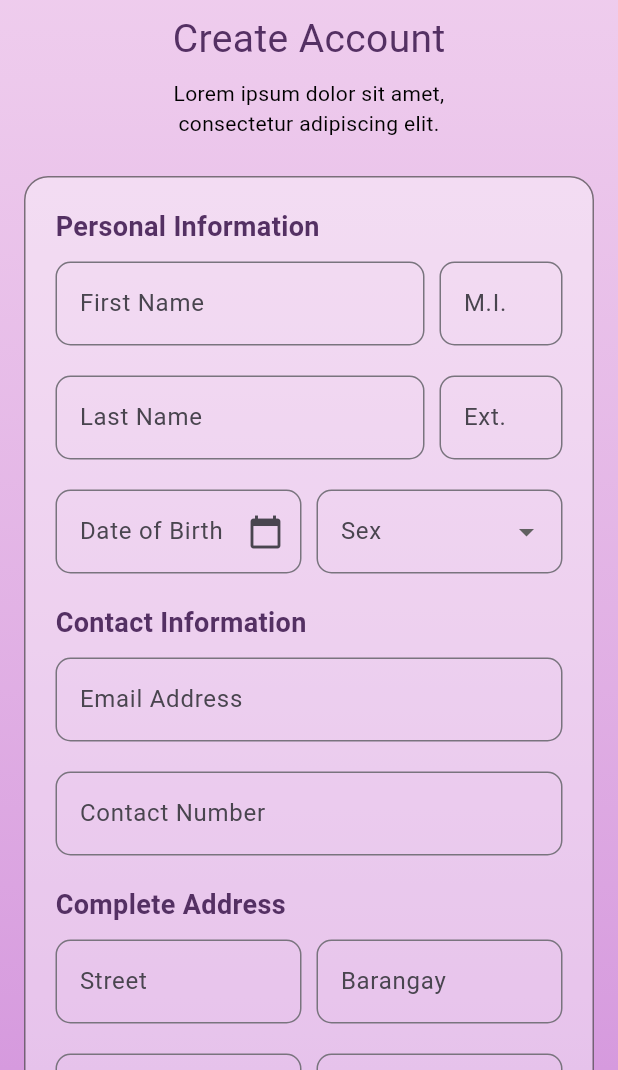
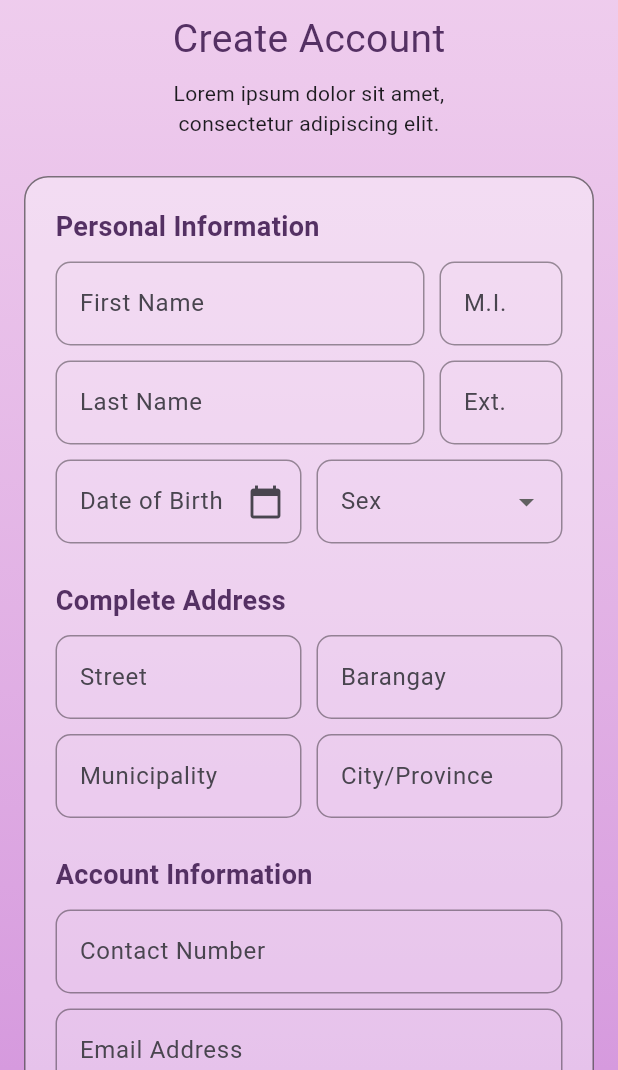
Before and after one commit to mmjcb/appdev_finalproject, a Flutter app: the Register screen opened directly, on a phone screen of 412 x 824 dp, the part 166-1236 px from its top. Run offline on Flutter 3.47's test engine with Material 3 defaults, Android fonts, the phone set to English and light mode, and no system bars; our stand-ins replace cloud_firestore, firebase_auth, firebase_core, google_fonts; accounts and stored records are empty; Roboto replaces fonts that are missing (Audiowide).

Commit message:
db-setup

```diff
--- a/lib/register.dart
+++ b/lib/register.dart
@@ -1,7 +1,10 @@
 import 'package:flutter/material.dart';
+import 'package:firebase_auth/firebase_auth.dart';
+import 'package:cloud_firestore/cloud_firestore.dart';
 import 'package:google_fonts/google_fonts.dart';
 import 'login.dart';
-import 'main.dart'; // ✅ Import MainPage for navigation after register
+
+final FirebaseAuth _auth = FirebaseAuth.instance;
 
 class Register extends StatefulWidget {
   const Register({super.key});
@@ -15,12 +18,16 @@ class _RegisterState extends State<Register> {
   final _lnameController = TextEditingController();
   final _midController = TextEditingController();
   final _extController = TextEditingController();
+
   final _emailController = TextEditingController();
+  final _passwordController = TextEditingController();
   final _contactNumController = TextEditingController();
+
   final _streetController = TextEditingController();
   final _barangayController = TextEditingController();
   final _municipalityController = TextEditingController();
   final _cityProController = TextEditingController();
+
   final _dobController = TextEditingController();
   String? _selectedSex;
 
@@ -31,6 +38,7 @@ class _RegisterState extends State<Register> {
     _midController.dispose();
     _extController.dispose();
     _emailController.dispose();
+    _passwordController.dispose();
     _contactNumController.dispose();
     _streetController.dispose();
     _barangayController.dispose();
@@ -38,6 +46,88 @@ class _RegisterState extends State<Register> {
     _cityProController.dispose();
     _dobController.dispose();
     super.dispose();
+  }
+
+  InputDecoration _thinBorderDecoration(String label) {
+    return InputDecoration(
+      labelText: label,
+      border: OutlineInputBorder(
+        borderRadius: BorderRadius.circular(10),
+        borderSide: const BorderSide(width: 1, color: Colors.black54),
+      ),
+      enabledBorder: OutlineInputBorder(
+        borderRadius: BorderRadius.circular(10),
+        borderSide: const BorderSide(width: 1, color: Colors.black38),
+      ),
+      focusedBorder: OutlineInputBorder(
+        borderRadius: BorderRadius.circular(10),
+        borderSide: const BorderSide(width: 1.5, color: Colors.purple),
+      ),
+    );
+  }
+
+  void _registerUser() async {
+    if (_fnameController.text.isEmpty ||
+        _lnameController.text.isEmpty ||
+        _midController.text.isEmpty ||
+        _emailController.text.isEmpty ||
+        _passwordController.text.isEmpty ||
+        _contactNumController.text.isEmpty ||
+        _dobController.text.isEmpty ||
+        _selectedSex == null ||
+        _streetController.text.isEmpty ||
+        _barangayController.text.isEmpty ||
+        _municipalityController.text.isEmpty ||
+        _cityProController.text.isEmpty) {
+      ScaffoldMessenger.of(context).showSnackBar(
+        const SnackBar(content: Text("Please fill all required fields")),
+      );
+      return;
+    }
+
+    try {
+      // Firebase Auth
+      UserCredential userCredential =
+          await _auth.createUserWithEmailAndPassword(
+        email: _emailController.text.trim(),
+        password: _passwordController.text.trim(),
+      );
+
+      // Firestore save
+      await FirebaseFirestore.instance
+          .collection('users')
+          .doc(userCredential.user!.uid)
+          .set({
+        'firstName': _fnameController.text,
+        'lastName': _lnameController.text,
+        'middleInitial': _midController.text,
+        'ext': _extController.text,
+        'email': _emailController.text,
+        'contact': _contactNumController.text,
+        'dob': _dobController.text,
+        'sex': _selectedSex,
+        'address': {
+          'street': _streetController.text,
+          'barangay': _barangayController.text,
+          'municipality': _municipalityController.text,
+          'cityProvince': _cityProController.text,
+        },
+        'createdAt': FieldValue.serverTimestamp(),
+      });
+
+      ScaffoldMessenger.of(context).showSnackBar(
+        const SnackBar(content: Text("Account created successfully!")),
+      );
+
+      Navigator.pushReplacement(
+        context,
+        MaterialPageRoute(builder: (context) => const Login()),
+      );
+    } on FirebaseAuthException catch (e) {
+      ScaffoldMessenger.of(context).showSnackBar(
+        SnackBar(content: Text(e.message ?? "Registration failed")),
+      );
+    }
   }
 
   @override
@@ -54,69 +144,57 @@ class _RegisterState extends State<Register> {
         child: Center(
           child: SingleChildScrollView(
             child: Column(
-              mainAxisAlignment: MainAxisAlignment.center,
               children: [
-                Padding(
-                  padding: const EdgeInsets.only(top: 30),
-                  child: Image.asset('assets/SkipQ-Logo.png', height: 80),
-                ),
+                const SizedBox(height: 30),
+                Image.asset('assets/SkipQ-Logo.png', height: 80),
                 const SizedBox(height: 8),
+
                 Text(
                   "Create Account",
                   style: GoogleFonts.audiowide(
                     fontSize: 26,
-                    fontWeight: FontWeight.normal,
-                    color: const Color(0xFF543063),
+                    color: Color(0xFF543063),
                   ),
                 ),
                 const SizedBox(height: 8),
                 const Text(
-                  "Lorem ipsum dolor sit amet, \nconsectetur adipiscing elit.",
-                  style: TextStyle(color: Colors.black),
+                  "Lorem ipsum dolor sit amet,\nconsectetur adipiscing elit.",
                   textAlign: TextAlign.center,
                 ),
                 const SizedBox(height: 25),
 
+                // MAIN CONTAINER
                 Padding(
-                  padding: const EdgeInsets.symmetric(horizontal: 16.0),
+                  padding: const EdgeInsets.symmetric(horizontal: 16),
                   child: Container(
                     width: 400,
                     padding: const EdgeInsets.all(20),
                     decoration: BoxDecoration(
                       color: Colors.white.withOpacity(0.40),
                       borderRadius: BorderRadius.circular(16),
-                      border: Border.all(
-                        color: Colors.black.withOpacity(0.50),
-                      ),
+                      border: Border.all(color: Colors.black.withOpacity(0.50)),
                     ),
                     child: Column(
                       crossAxisAlignment: CrossAxisAlignment.start,
                       children: [
+                        // PERSONAL INFO
                         Text(
                           'Personal Information',
                           style: GoogleFonts.audiowide(
                               fontSize: 18,
-                            color: const Color(0xFF543063),
                               fontWeight: FontWeight.bold,
-                          ),
+                              color: Color(0xFF543063)),
                         ),
                         const SizedBox(height: 10),
 
-                        // First & Middle Name
-                        Padding(
-                          padding: const EdgeInsets.only(bottom: 20.0),
-                          child: Row(
+                        Row(
                           children: [
                             Expanded(
                               flex: 3,
                               child: TextFormField(
                                 controller: _fnameController,
-                                  decoration: InputDecoration(
-                                    labelText: 'First Name',
-                                    border: OutlineInputBorder(
-                                      borderRadius: BorderRadius.circular(10),
-                                    ),
-                                  ),
+                                decoration:
+                                    _thinBorderDecoration('First Name'),
                               ),
                             ),
                             const SizedBox(width: 10),
@@ -124,33 +202,21 @@ class _RegisterState extends State<Register> {
                               flex: 1,
                               child: TextFormField(
                                 controller: _midController,
-                                  decoration: InputDecoration(
-                                    labelText: 'M.I.',
-                                    border: OutlineInputBorder(
-                                      borderRadius: BorderRadius.circular(10),
-                                    ),
-                                  ),
+                                decoration: _thinBorderDecoration('M.I.'),
                               ),
                             ),
                           ],
                         ),
-                        ),
+                        const SizedBox(height: 10),
 
-                        // Last & Ext Name
-                        Padding(
-                          padding: const EdgeInsets.only(bottom: 20.0),
-                          child: Row(
+                        Row(
                           children: [
                             Expanded(
                               flex: 3,
                               child: TextFormField(
                                 controller: _lnameController,
-                                  decoration: InputDecoration(
-                                    labelText: 'Last Name',
-                                    border: OutlineInputBorder(
-                                      borderRadius: BorderRadius.circular(10),
-                                    ),
-                                  ),
+                                decoration:
+                                    _thinBorderDecoration('Last Name'),
                               ),
                             ),
                             const SizedBox(width: 10),
@@ -158,36 +224,24 @@ class _RegisterState extends State<Register> {
                               flex: 1,
                               child: TextFormField(
                                 controller: _extController,
-                                  decoration: InputDecoration(
-                                    labelText: 'Ext.',
-                                    border: OutlineInputBorder(
-                                      borderRadius: BorderRadius.circular(10),
-                                    ),
-                                  ),
+                                decoration: _thinBorderDecoration('Ext.'),
                               ),
                             ),
                           ],
                         ),
-                        ),
+                        const SizedBox(height: 10),
 
-                        // DOB and Sex
-                        Padding(
-                          padding: const EdgeInsets.only(bottom: 20.0),
-                          child: Row(
+                        Row(
                           children: [
                             Expanded(
                               flex: 2,
                               child: TextFormField(
                                 controller: _dobController,
                                 readOnly: true,
-                                  decoration: InputDecoration(
-                                    labelText: 'Date of Birth',
-                                    border: OutlineInputBorder(
-                                      borderRadius: BorderRadius.circular(10),
-                                    ),
+                                decoration: _thinBorderDecoration('Date of Birth')
+                                    .copyWith(
                                         suffixIcon:
-                                        const Icon(Icons.calendar_today),
-                                  ),
+                                            const Icon(Icons.calendar_today)),
                                 onTap: () async {
                                   DateTime? pickedDate =
                                       await showDatePicker(
@@ -209,26 +263,15 @@ class _RegisterState extends State<Register> {
                             Expanded(
                               flex: 2,
                               child: DropdownButtonFormField<String>(
-                                  decoration: InputDecoration(
-                                    labelText: 'Sex',
-                                    border: OutlineInputBorder(
-                                      borderRadius: BorderRadius.circular(10),
-                                    ),
-                                  ),
+                                decoration: _thinBorderDecoration('Sex'),
                                 value: _selectedSex,
                                 items: const [
                                   DropdownMenuItem(
-                                      value: 'Male',
-                                      child: Text('Male'),
-                                    ),
+                                      value: 'Male', child: Text('Male')),
                                   DropdownMenuItem(
-                                      value: 'Female',
-                                      child: Text('Female'),
-                                    ),
+                                      value: 'Female', child: Text('Female')),
                                   DropdownMenuItem(
-                                      value: 'Other',
-                                      child: Text('Other'),
-                                    ),
+                                      value: 'Other', child: Text('Other')),
                                 ],
                                 onChanged: (value) {
                                   setState(() {
@@ -239,152 +282,116 @@ class _RegisterState extends State<Register> {
                             ),
                           ],
                         ),
-                        ),
 
-                        // Contact Information
-                        Text(
-                          'Contact Information',
-                          style: GoogleFonts.audiowide(
-                            fontSize: 18,
-                            color: const Color(0xFF543063),
-                            fontWeight: FontWeight.bold,
-                          ),
-                        ),
-                        const SizedBox(height: 10),
+                        const SizedBox(height: 25),
 
-                        Padding(
-                          padding: const EdgeInsets.only(bottom: 20.0),
-                          child: TextFormField(
-                            controller: _emailController,
-                            decoration: InputDecoration(
-                              labelText: 'Email Address',
-                              border: OutlineInputBorder(
-                                borderRadius: BorderRadius.circular(10),
-                              ),
-                            ),
-                          ),
-                        ),
-                        Padding(
-                          padding: const EdgeInsets.only(bottom: 20.0),
-                          child: TextFormField(
-                            controller: _contactNumController,
-                            decoration: InputDecoration(
-                              labelText: 'Contact Number',
-                              border: OutlineInputBorder(
-                                borderRadius: BorderRadius.circular(10),
-                              ),
-                            ),
-                          ),
-                        ),
-
-                        // Address
+                        // ADDRESS
                         Text(
                           'Complete Address',
                           style: GoogleFonts.audiowide(
                               fontSize: 18,
-                            color: const Color(0xFF543063),
                               fontWeight: FontWeight.bold,
-                          ),
+                              color: Color(0xFF543063)),
                         ),
                         const SizedBox(height: 10),
 
-                        Padding(
-                          padding: const EdgeInsets.only(bottom: 20.0),
-                          child: Row(
+                        Row(
                           children: [
                             Expanded(
-                                flex: 2,
                               child: TextFormField(
                                 controller: _streetController,
-                                  decoration: InputDecoration(
-                                    labelText: 'Street',
-                                    border: OutlineInputBorder(
-                                      borderRadius: BorderRadius.circular(10),
-                                    ),
-                                  ),
+                                decoration:
+                                    _thinBorderDecoration('Street'),
                               ),
                             ),
                             const SizedBox(width: 10),
                             Expanded(
-                                flex: 2,
                               child: TextFormField(
                                 controller: _barangayController,
-                                  decoration: InputDecoration(
-                                    labelText: 'Barangay',
-                                    border: OutlineInputBorder(
-                                      borderRadius: BorderRadius.circular(10),
-                                    ),
-                                  ),
+                                decoration:
+                                    _thinBorderDecoration('Barangay'),
                               ),
                             ),
                           ],
                         ),
-                        ),
+                        const SizedBox(height: 10),
 
-                        Padding(
-                          padding: const EdgeInsets.only(bottom: 20.0),
-                          child: Row(
+                        Row(
                           children: [
                             Expanded(
-                                flex: 2,
                               child: TextFormField(
                                 controller: _municipalityController,
-                                  decoration: InputDecoration(
-                                    labelText: 'Municipality',
-                                    border: OutlineInputBorder(
-                                      borderRadius: BorderRadius.circular(10),
-                                    ),
-                                  ),
+                                decoration:
+                                    _thinBorderDecoration('Municipality'),
                               ),
                             ),
                             const SizedBox(width: 10),
                             Expanded(
-                                flex: 2,
                               child: TextFormField(
                                 controller: _cityProController,
-                                  decoration: InputDecoration(
-                                    labelText: 'City/Province',
-                                    border: OutlineInputBorder(
-                                      borderRadius: BorderRadius.circular(10),
-                                    ),
-                                  ),
+                                decoration:
+                                    _thinBorderDecoration('City/Province'),
                               ),
                             ),
                           ],
                         ),
+
+                        const SizedBox(height: 25),
+
+                        // ACCOUNT INFO — NOW LAST
+                        Text(
+                          'Account Information',
+                          style: GoogleFonts.audiowide(
+                              fontSize: 18,
+                              fontWeight: FontWeight.bold,
+                              color: Color(0xFF543063)),
+                        ),
+                        const SizedBox(height: 10),
+
+                        TextFormField(
+                          controller: _contactNumController,
+                          decoration:
+                              _thinBorderDecoration('Contact Number'),
+                        ),
+                        const SizedBox(height: 10),
+
+                        TextFormField(
+                          controller: _emailController,
+                          decoration:
+                              _thinBorderDecoration('Email Address'),
+                        ),
+                        const SizedBox(height: 10),
+
+                        TextFormField(
+                          controller: _passwordController,
+                          obscureText: true,
+                          decoration:
+                              _thinBorderDecoration('Password'),
                         ),
 
-                        // ✅ Button: Go to MainPage (with Navbar)
+                        const SizedBox(height: 20),
+
                         SizedBox(
                           width: double.infinity,
                           child: ElevatedButton(
                             style: ElevatedButton.styleFrom(
-                              backgroundColor: const Color(0xFFEABDE6),
+                              backgroundColor: Color(0xFFEABDE6),
                               foregroundColor: Colors.black,
+                              padding:
+                                  const EdgeInsets.symmetric(vertical: 14),
                               shape: RoundedRectangleBorder(
                                 borderRadius: BorderRadius.circular(10),
                                 side: const BorderSide(
-                                  color: Color.fromARGB(128, 170, 96, 200),
+                                    color:
+                                        Color.fromARGB(128, 170, 96, 200)),
                               ),
                             ),
-                              padding:
-                                  const EdgeInsets.symmetric(vertical: 14),
-                            ),
-                            onPressed: () {
-                              Navigator.pushReplacement(
-                                context,
-                                MaterialPageRoute(
-                                  builder: (context) => const MainPage(), // ✅ FIXED
-                                ),
-                              );
-                            },
+                            onPressed: _registerUser,
                             child: const Text(
                               "Create Account",
                               style: TextStyle(
                                   fontSize: 16,
-                                color: Colors.black,
-                                fontWeight: FontWeight.bold,
-                              ),
+                                  fontWeight: FontWeight.bold),
                             ),
                           ),
                         ),
@@ -404,8 +411,7 @@ class _RegisterState extends State<Register> {
                         Navigator.pushReplacement(
                           context,
                           MaterialPageRoute(
-                            builder: (context) => const Login(),
-                          ),
+                              builder: (context) => const Login()),
                         );
                       },
                       child: const Text(
@@ -415,6 +421,8 @@ class _RegisterState extends State<Register> {
                     ),
                   ],
                 ),
+
+                const SizedBox(height: 20),
               ],
             ),
           ),
--- a/pubspec.yaml
+++ b/pubspec.yaml
@@ -19,7 +19,7 @@ publish_to: 'none' # Remove this line if you wish to publish to pub.dev
 version: 1.0.0+1
 
 environment:
-  sdk: ^3.9.2
+  sdk: '>=3.0.0 <4.0.0'
 
 # Dependencies specify other packages that your package needs in order to work.
 # To automatically upgrade your package dependencies to the latest versions
@@ -30,6 +30,10 @@ environment:
 dependencies:
   flutter:
     sdk: flutter
+  firebase_core: ^3.7.0
+  cloud_firestore: ^5.3.0
+  firebase_auth: ^5.5.0
+
 
   # The following adds the Cupertino Icons font to your application.
   # Use with the CupertinoIcons class for iOS style icons.
```
Also changed, not shown: lib/login.dart (+84 -36 lines), lib/main.dart (+13 -4 lines), firebase.json (added), lib/firebase_options.dart (added), pubspec.lock, 7 other files. Lines whose indentation alone changed are shown as unchanged.
